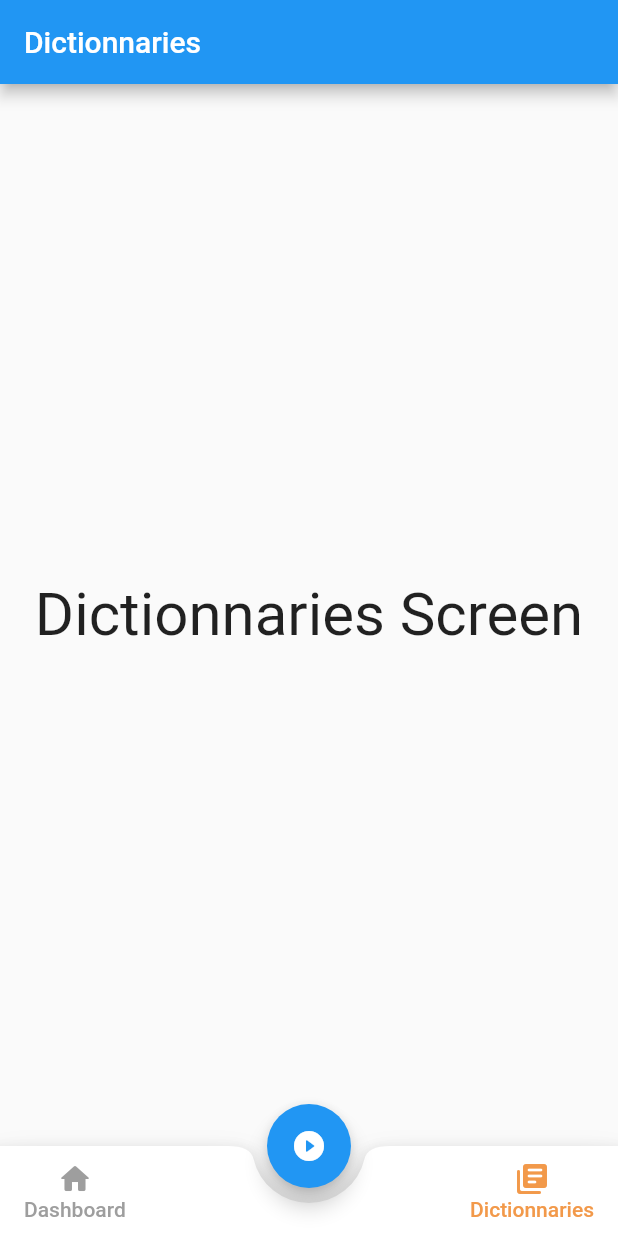
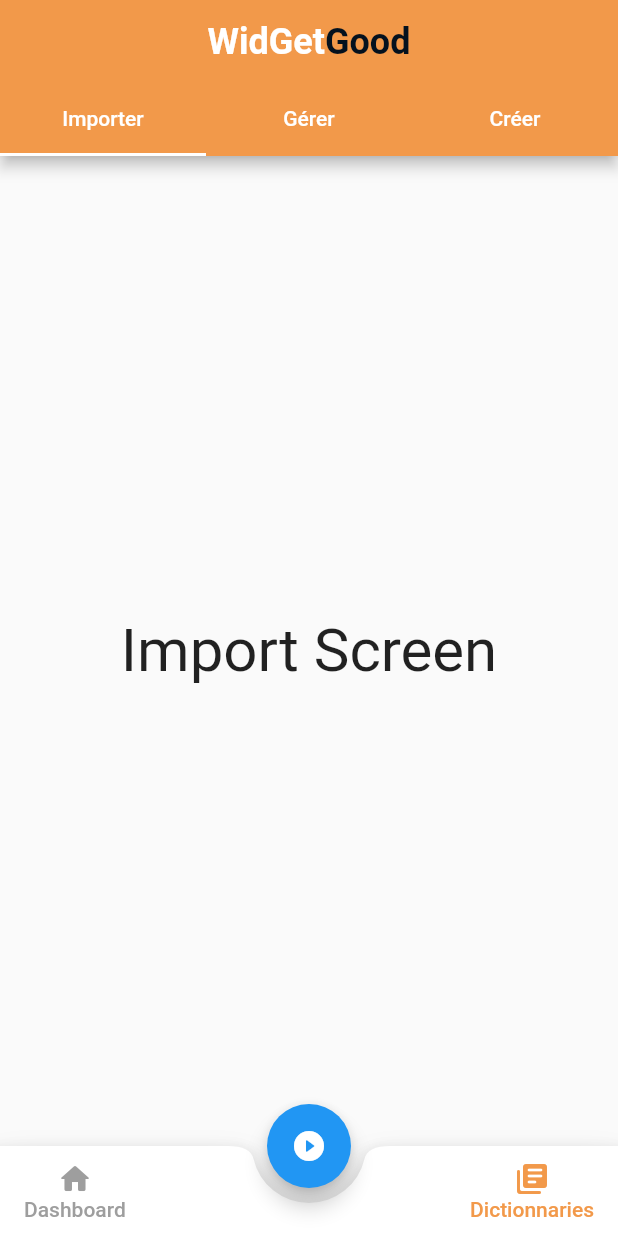
Before and after one commit to LargeWaffle/WidGetGood, a Flutter app: the screen it shows after launch, tab 2 chosen, after a tap on "Dictionnaries", on a phone screen of 412 x 824 dp. Run offline on Flutter 3.47's test engine with Material 2 defaults, Android fonts, the phone set to English and light mode, and no system bars.

Commit message:
Fonctionnal app

```diff
--- /dev/null
+++ b/app/lib/page/creer.dart
@@ -0,0 +1,17 @@
+import 'package:flutter/material.dart';
+
+class Creer extends StatefulWidget {
+  @override
+  _CreerState createState() => _CreerState();
+}
+
+class _CreerState extends State<Creer> {
+  @override
+  Widget build(BuildContext context) {
+    return Scaffold(
+      body: Center(
+        child: Text('Créer Screen', style: TextStyle(fontSize:40)),
+      ),
+    );
+  }
+}
--- a/app/lib/page/dictionnaries.dart
+++ b/app/lib/page/dictionnaries.dart
@@ -1,3 +1,6 @@
+import 'package:app/page/creer.dart';
+import 'package:app/page/gerer.dart';
+import 'package:app/page/import.dart';
 import 'package:flutter/material.dart';
 
 class Dico extends StatefulWidget {
@@ -8,10 +11,56 @@ class Dico extends StatefulWidget {
 class _DicoState extends State<Dico> {
   @override
   Widget build(BuildContext context) {
-    return Scaffold(
-        appBar: AppBar(title: Text('Dictionnaries')),
-        body: Center(
-          child: Text('Dictionnaries Screen', style: TextStyle(fontSize:40)),
+    return MaterialApp(
+      debugShowCheckedModeBanner: false,
+      theme: ThemeData(
+        primaryColor: Color(0xFFF2994A),
+        accentColor: Colors.white,
+      ),
+      home: DefaultTabController(
+        length: 3,
+        child: Scaffold(
+          appBar: AppBar(
+            bottom: TabBar(
+              unselectedLabelColor: Colors.white,
+              labelColor: Colors.white,
+              tabs: [
+                Tab(text: 'Importer'),
+                Tab(text: 'Gérer'),
+                Tab(text: 'Créer')
+              ],
+            ),
+            title: Center(
+              child: RichText(
+                  text: TextSpan(
+                    text:'WidGet',
+                    style: TextStyle(
+                      color: Colors.white,
+                      fontWeight: FontWeight.bold,
+                      fontSize: 24,
+                    ),
+                    children: [
+                      TextSpan(
+                        text: 'Good',
+                        style: TextStyle(
+                          color: Color.fromRGBO(4, 17, 30, 1),
+                          fontSize: 24,
+                        ),
+                      ),
+                    ],
+                  )
+              ),
+            ),
+            centerTitle: true,
+          ),
+          body: TabBarView(
+            children: [
+              Import(),
+              Gerer(),
+              Creer(),
+            ],
+          ),
+        ),
       ),
     );
   }
--- /dev/null
+++ b/app/lib/page/gerer.dart
@@ -0,0 +1,18 @@
+
+import 'package:flutter/material.dart';
+
+class Gerer extends StatefulWidget {
+  @override
+  _GererState createState() => _GererState();
+}
+
+class _GererState extends State<Gerer> {
+  @override
+  Widget build(BuildContext context) {
+    return Scaffold(
+      body: Center(
+        child: Text('Gérer Screen', style: TextStyle(fontSize:40)),
+      ),
+    );
+  }
+}
--- /dev/null
+++ b/app/lib/page/import.dart
@@ -0,0 +1,17 @@
+import 'package:flutter/material.dart';
+
+class Import extends StatefulWidget {
+  @override
+  _ImportState createState() => _ImportState();
+}
+
+class _ImportState extends State<Import> {
+  @override
+  Widget build(BuildContext context) {
+    return Scaffold(
+      body: Center(
+        child: Text('Import Screen', style: TextStyle(fontSize:40)),
+      ),
+    );
+  }
+}
--- a/app/lib/page/play.dart
+++ b/app/lib/page/play.dart
@@ -9,7 +9,6 @@ class _PlayState extends State<Play> {
   @override
   Widget build(BuildContext context) {
     return Scaffold(
-      appBar: AppBar(title: Text('Play')),
       body: Center(
         child: Text('Play Screen', style: TextStyle(fontSize:40)),
       ),
--- a/app/lib/page/stats.dart
+++ b/app/lib/page/stats.dart
@@ -2,10 +2,10 @@ import 'package:flutter/material.dart';
 
 class Stats extends StatefulWidget {
   @override
-  _Stats createState() => _Stats();
+  _StatsState createState() => _StatsState();
 }
 
-class _Stats extends State<Stats> {
+class _StatsState extends State<Stats> {
   @override
   Widget build(BuildContext context) {
     return Scaffold(
```
